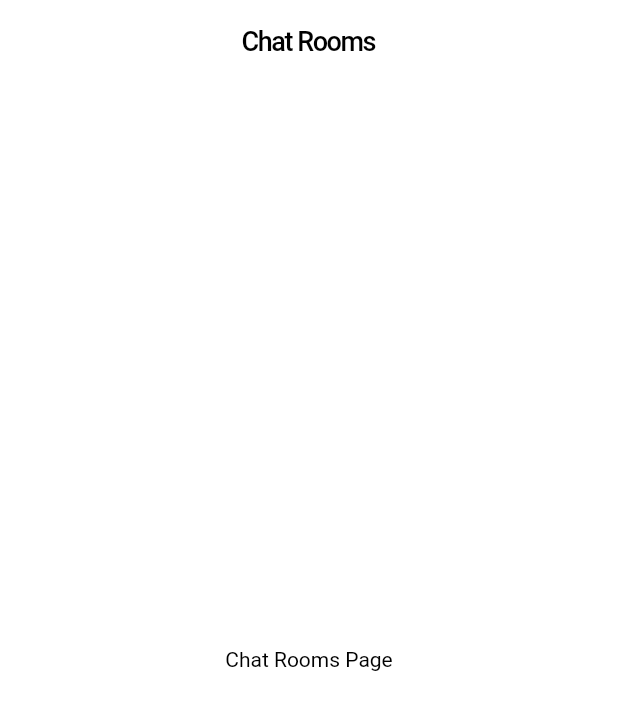
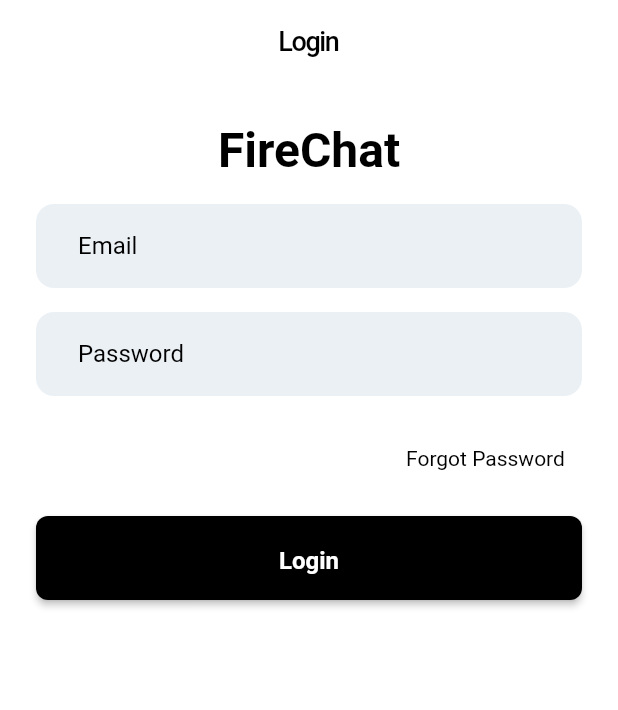
Before and after one commit to raheeldevninja/FireChat, a Flutter app: the screen it shows after launch, on a phone screen of 412 x 824 dp. Shown: the top 710 px of the screen. Run offline on Flutter 3.47's test engine with Material 3 defaults, Android fonts, the light colour scheme and no system bars; our stand-ins replace firebase_core, get_it, go_router; accounts and stored records are empty.

Commit message:
login page ui

```diff
--- a/lib/core/app/fire_chat_app.dart
+++ b/lib/core/app/fire_chat_app.dart
@@ -1,4 +1,5 @@
 import 'package:fire_chat/core/app/style.dart';
+import 'package:fire_chat/features/auth/presentation/pages/auth_page.dart';
 import 'package:fire_chat/features/chat_rooms/presentation/pages/chat_room_page.dart';
 import 'package:flutter/material.dart';
 
@@ -12,7 +13,7 @@ class FireChatApp extends StatelessWidget {
         title: 'FireChat app',
         theme: lightTheme,
         darkTheme: darkTheme,
-        home: const ChatRoomPage(),
+        home: const AuthPage(),
     );
   }
 }
--- /dev/null
+++ b/lib/features/auth/presentation/pages/auth_page.dart
@@ -0,0 +1,81 @@
+import 'package:fire_chat/core/extensions/context.dart';
+import 'package:fire_chat/core/ui/widgets/app_button.dart';
+import 'package:fire_chat/core/ui/widgets/app_text_field.dart';
+import 'package:fire_chat/core/ui/widgets/base_app_bar.dart';
+import 'package:flutter/material.dart';
+
+class AuthPage extends StatelessWidget {
+  const AuthPage({super.key});
+
+  @override
+  Widget build(BuildContext context) {
+    return AuthView();
+  }
+}
+
+class AuthView extends StatefulWidget {
+  const AuthView({super.key});
+
+  @override
+  State<AuthView> createState() => _AuthViewState();
+}
+
+class _AuthViewState extends State<AuthView> {
+
+  final _emailController = TextEditingController();
+  final _passwordController = TextEditingController();
+
+  @override
+  Widget build(BuildContext context) {
+    return Scaffold(
+      appBar: BaseAppBar(title: 'Login'),
+      body: Padding(
+        padding: const EdgeInsets.all(24.0),
+        child: Column(
+          children: [
+
+            Text('FireChat', style: context.textTheme.headlineLarge),
+            SizedBox(height: 16),
+            AppTextField(
+                controller: _emailController,
+                keyboardType: TextInputType.emailAddress,
+                label: 'Email',
+                hint: 'Enter your email here ...',
+            ),
+            SizedBox(height: 16),
+            AppTextField(
+              controller: _passwordController,
+              keyboardType: TextInputType.text,
+              label: 'Password',
+              hint: 'Enter password ...',
+            ),
+            SizedBox(height: 16),
+
+            Row(
+              mainAxisAlignment: MainAxisAlignment.end,
+              children: [
+                TextButton(
+                  onPressed: () {},
+                  child: Text('Forgot Password'),
+                ),
+              ],
+            ),
+
+            SizedBox(height: 16),
+            AppButton(onPressed: () {}, text: 'Login'),
+
+          ],
+        ),
+      ),
+    );
+  }
+
+  @override
+  void dispose() {
+    super.dispose();
+
+    _emailController.dispose();
+    _passwordController.dispose();
+  }
+
+}
```
Also changed, not shown: lib/features/auth/presentation/auth.dart (added).
